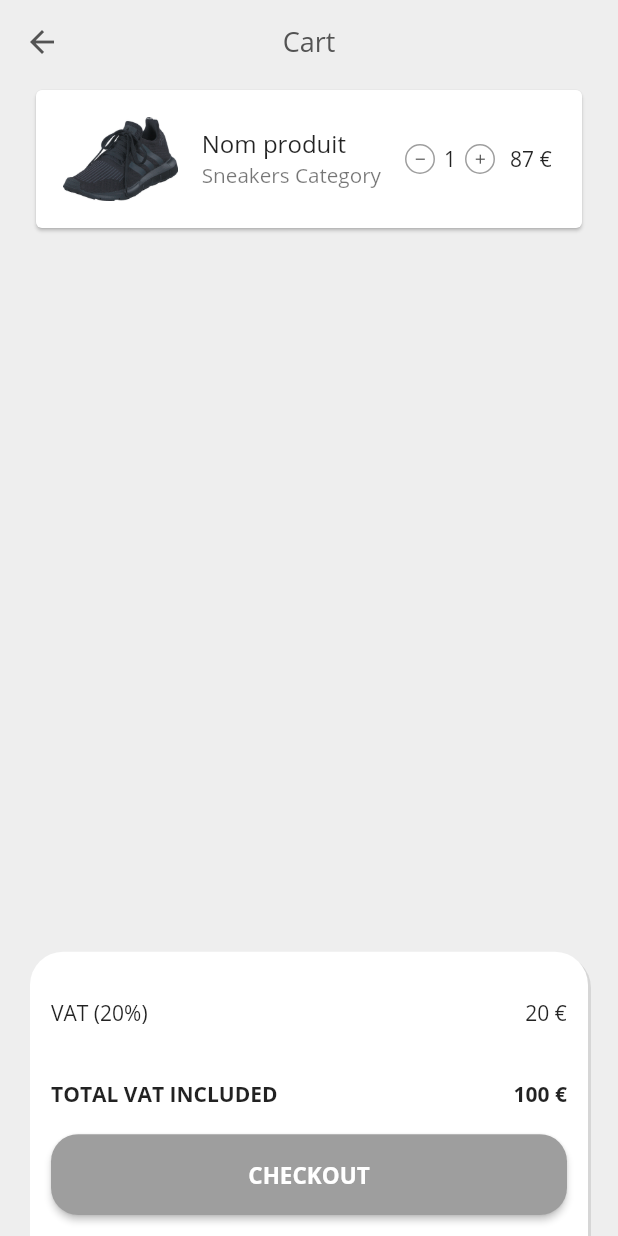
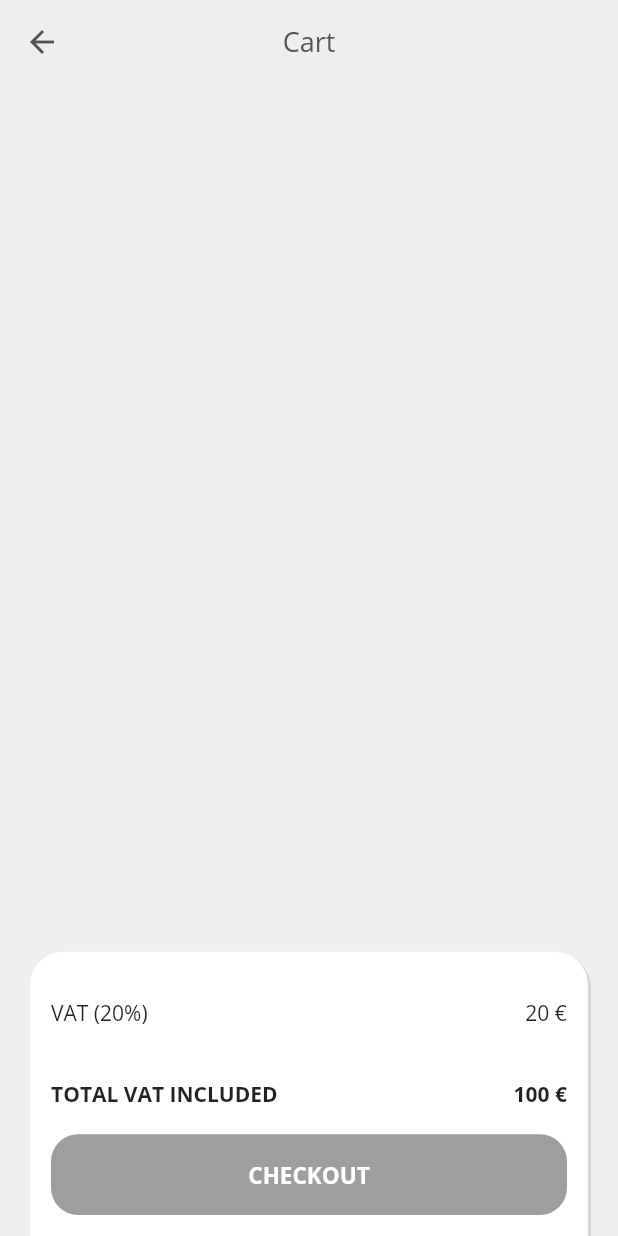
Before and after one commit to app-createur-pro/shop_app_final, a Flutter app: the CartScreen screen opened directly, on a phone screen of 412 x 824 dp. Run offline on Flutter 3.47's test engine with Material 2 defaults, Android fonts, the phone set to English and light mode, and no system bars.

Commit message:
Provider cart implementation

```diff
--- a/lib/components/raised_button_widget.dart
+++ b/lib/components/raised_button_widget.dart
@@ -6,11 +6,13 @@ class RaisedButtonWidget extends StatelessWidget {
 
   final Color backgroundColor;
   final String title;
+  final VoidCallback onClickCallback;
 
   const RaisedButtonWidget({
     Key key,
     this.backgroundColor = Colors.grey,
     @required this.title,
+    @required this.onClickCallback,
   }) : super(key: key);
 
   @override
@@ -28,7 +30,7 @@ class RaisedButtonWidget extends StatelessWidget {
         ),
       ),
       color: backgroundColor,
-      onPressed: () => print("rien"),
+      onPressed: onClickCallback,
     );
   }
 }
--- a/lib/model/product.dart
+++ b/lib/model/product.dart
@@ -3,10 +3,16 @@ import 'package:flutter/material.dart';
 
 class Product {
   final String title, description, image;
+  final UniqueKey id;
   final Color backgroundColor;
   final double price;
 
-  Product(this.title, this.description, this.image, this.backgroundColor, this.price);
+  Product(
+      this.title,
+      this.description,
+      this.image,
+      this.backgroundColor,
+      this.price) : id = UniqueKey();
 
   static List<Product> products =
       [
--- /dev/null
+++ b/lib/providers/cart_provider.dart
@@ -0,0 +1,30 @@
+
+
+import 'package:flutter/cupertino.dart';
+import 'package:my_shop/model/product.dart';
+
+class CartProvider with ChangeNotifier {
+
+  Map<String, Product> _products = Map();
+
+  Map<String, Product> get products {
+    return {..._products}; //to not return a pointer
+  }
+
+  void addProduct(Product product) {
+    if (_products.containsKey(product.id)){
+      // contient le produit, alors ajoutes le en quantité
+    } else {
+      _products.putIfAbsent(product.id.toString(), () => product);
+    }
+    notifyListeners();
+  }
+
+
+  //remove product
+  //changer la quantité de produits
+
+  //fournir des données centralisées
+  //prix du produit
+
+}
--- a/lib/screens/cart_screen.dart
+++ b/lib/screens/cart_screen.dart
@@ -2,11 +2,18 @@
 import 'package:flutter/material.dart';
 import 'package:my_shop/components/add_remove_button_widget.dart';
 import 'package:my_shop/components/raised_button_widget.dart';
+import 'package:my_shop/model/product.dart';
+import 'package:my_shop/providers/cart_provider.dart';
 import 'package:my_shop/resources/themes.dart';
+import 'package:provider/provider.dart';
 
 class CartScreen extends StatelessWidget {
   @override
   Widget build(BuildContext context) {
+
+    final _cartProvider = Provider.of<CartProvider>(context);
+    final _cartMap = _cartProvider.products;
+
     return Scaffold(
       backgroundColor: Colors.grey[200],
       appBar: AppBar(
@@ -32,14 +39,15 @@ class CartScreen extends StatelessWidget {
               flex: 8,
               child: ListView.separated(
                   itemBuilder: (BuildContext context, int index) {
+                    Product _currentProduct = _cartMap.values.elementAt(index);
                     return Card(
                       child: ListTile(
                         contentPadding: EdgeInsets.symmetric(vertical: 10, horizontal: 18),
                         leading: Image.asset(
-                          "assets/images/black-shoe.png",
+                          _currentProduct.image,
                           height: 200,
                         ),
-                        title: Text("Nom produit"),
+                        title: Text(_currentProduct.title),
                         subtitle: FittedBox(
                           child: Text(
                               "Sneakers Category"
@@ -72,7 +80,7 @@ class CartScreen extends StatelessWidget {
                       height: 10,
                     );
                   },
-                  itemCount: 1)
+                  itemCount: _cartMap.length)
             ),
             Expanded(
               flex: 3,
--- a/pubspec.yaml
+++ b/pubspec.yaml
@@ -23,7 +23,7 @@ environment:
 dependencies:
   flutter:
     sdk: flutter
-
+  provider: ^4.3.2+3
 
   # The following adds the Cupertino Icons font to your application.
   # Use with the CupertinoIcons class for iOS style icons.
```
Also changed, not shown: lib/main.dart (+11 -6 lines), lib/screens/product_details_screen.dart (+13 -1 lines), pubspec.lock.
